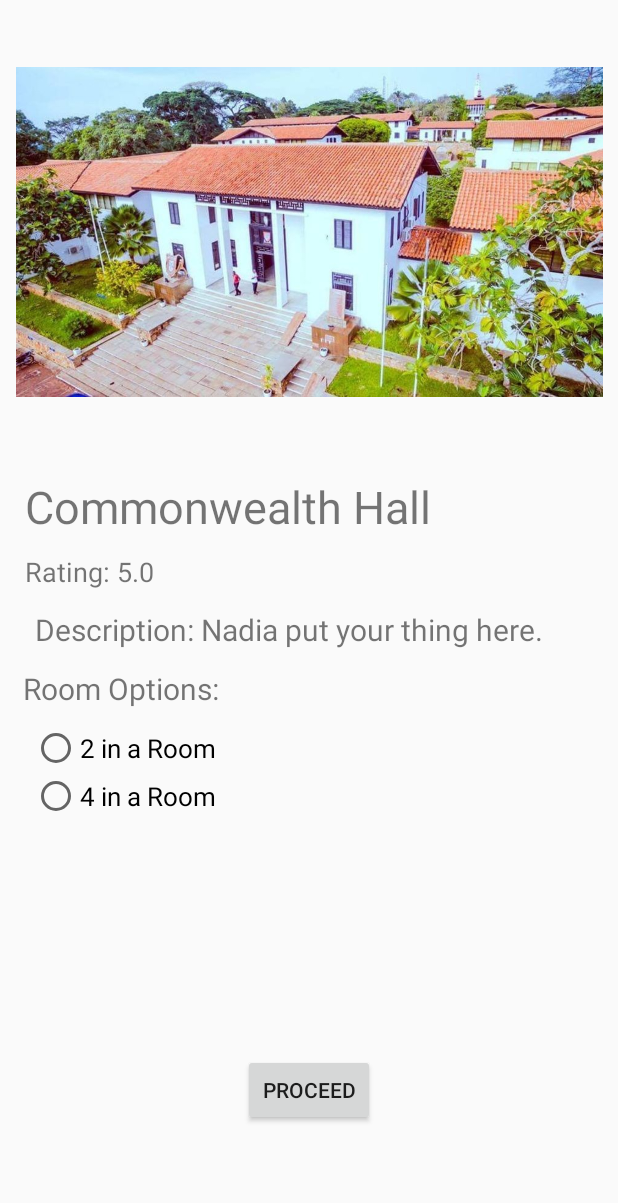
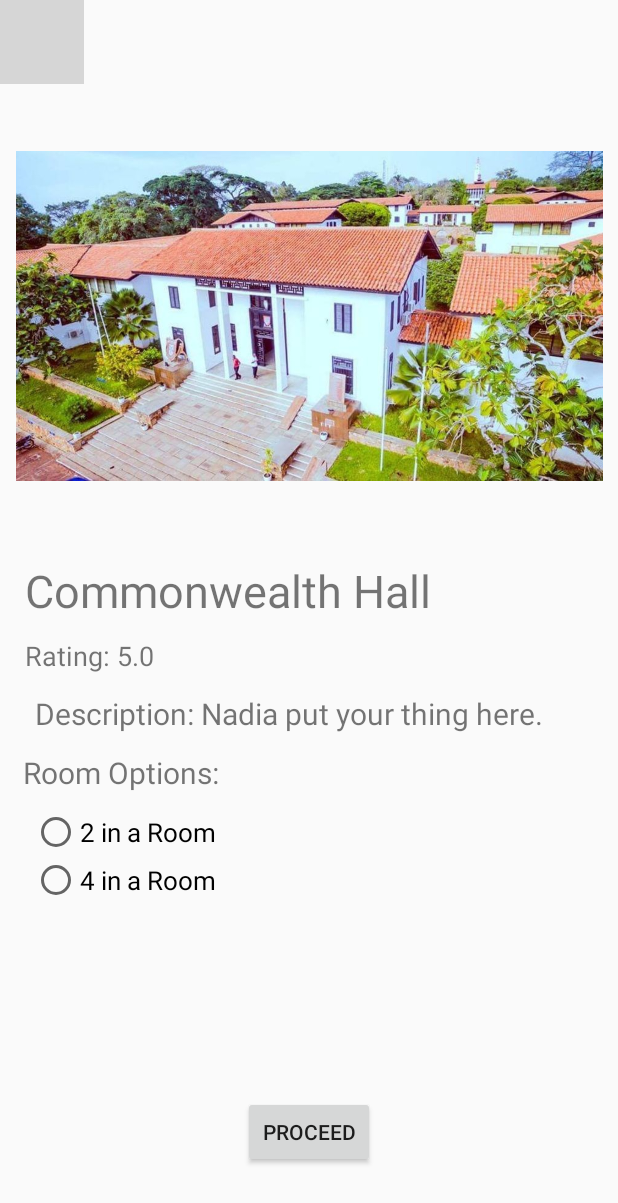
Before and after one commit to dcit202Andriod/GROUP13, an Android app: the cWeath_des screen opened directly, with no data from a screen before it, on a phone screen of 412 x 824 dp. Shown: the top 1203 px of the screen. Run offline under Robolectric (Android 15) with nearby library versions, the phone set to English and light mode, and no system bars; grey boxes are pictures that could not be loaded.

Commit message:
added back buttons

```diff
--- a/app/src/main/res/layout/activity_cweath_des.xml
+++ b/app/src/main/res/layout/activity_cweath_des.xml
@@ -6,6 +6,27 @@
     android:layout_height="match_parent"
     tools:context=".vikings_des">
 
+    <LinearLayout
+        android:id="@+id/lin4"
+        android:layout_width="match_parent"
+        android:layout_height="wrap_content"
+        app:layout_constraintTop_toTopOf="parent"
+        app:layout_constraintStart_toStartOf="parent">
+
+        <com.google.android.material.floatingactionbutton.FloatingActionButton
+            android:id="@+id/floatingActionButton2"
+            android:layout_width="wrap_content"
+            android:layout_height="200dp"
+            android:clickable="true"
+            app:layout_constraintTop_toTopOf="parent"
+            app:backgroundTint="@color/white"
+            app:srcCompat="@drawable/backw"
+            app:elevation="0dp"
+            app:layout_constraintStart_toStartOf="parent"
+            tools:layout_editor_absoluteX="1dp" />
+    </LinearLayout>
+
+
     <ImageView
         android:id="@+id/imageView"
         android:layout_width="391dp"
@@ -13,7 +34,7 @@
         app:layout_constraintEnd_toEndOf="parent"
         app:layout_constraintStart_toStartOf="parent"
         android:src="@drawable/vandals"
-        app:layout_constraintTop_toTopOf="parent" />
+        app:layout_constraintTop_toBottomOf="@+id/lin4" />
 
     <TextView
         android:id="@+id/textView7"
```
Also changed, not shown: app/src/main/res/layout/activity_pent_des.xml (+22 -1 lines), app/src/main/res/layout/vikings_des.xml (+21 -1 lines).
